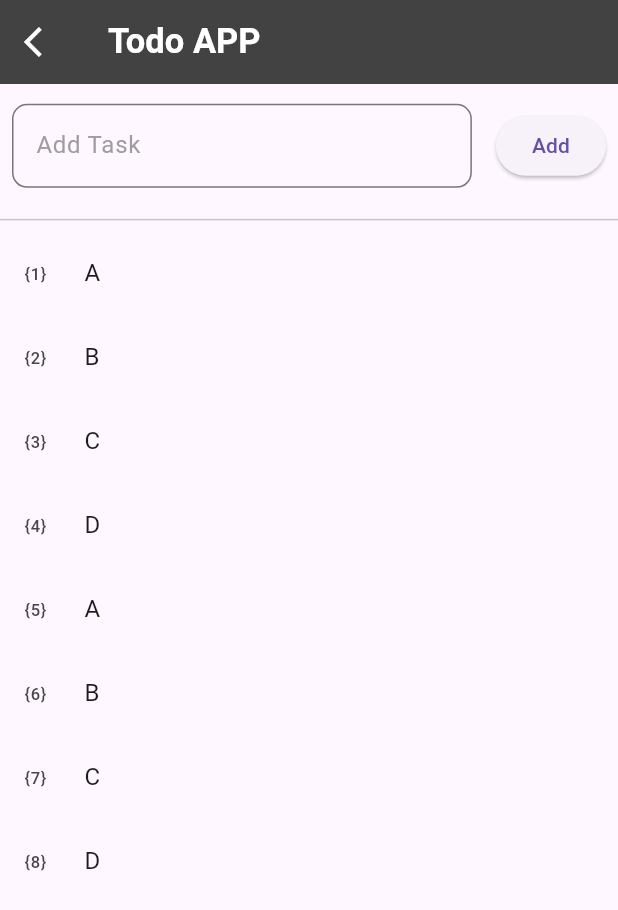
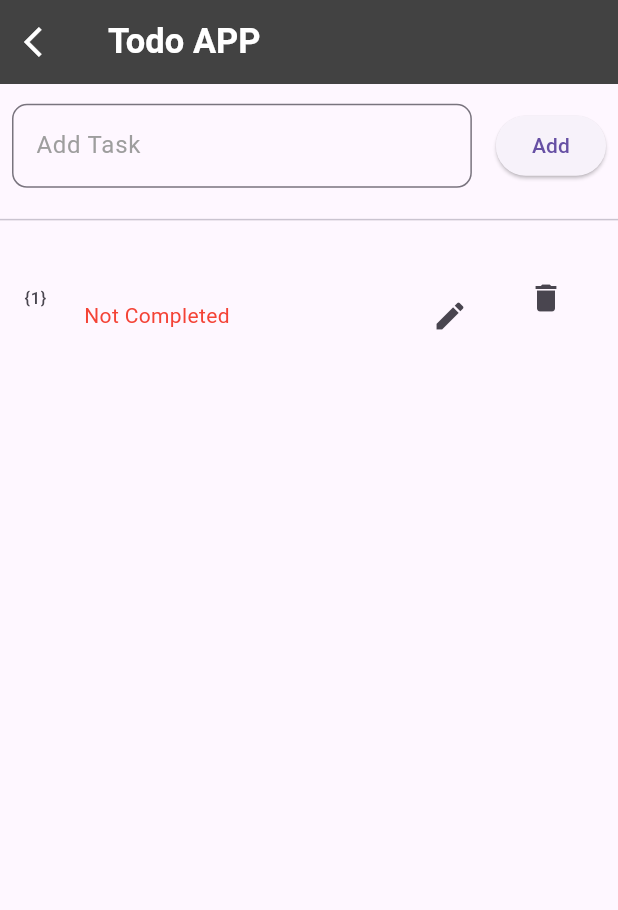
Before and after one commit to dijul2346/Learn-Flutter, a Flutter app: the screen it shows after launch, after a tap on "Add", on a phone screen of 412 x 824 dp. Shown: the top 910 px of the screen. Run offline on Flutter 3.47's test engine with Material 3 defaults, Android fonts, the phone set to English and light mode, and no system bars.

Commit message:
Added functions

```diff
--- a/lib/presentation/todohome.dart
+++ b/lib/presentation/todohome.dart
@@ -9,16 +9,11 @@ class ScreenTodo extends StatefulWidget {
 }
 
 class _ScreenTodoState extends State<ScreenTodo> {
-  List<TodoModel> todoList = [
-    TodoModel(taskId: '1', taskName: 'A', taskStatus: '0'),
-    TodoModel(taskId: '2', taskName: 'B', taskStatus: '0'),
-    TodoModel(taskId: '3', taskName: 'C', taskStatus: '0'),
-    TodoModel(taskId: '4', taskName: 'D', taskStatus: '0'),
-    TodoModel(taskId: '5', taskName: 'A', taskStatus: '0'),
-    TodoModel(taskId: '6', taskName: 'B', taskStatus: '0'),
-    TodoModel(taskId: '7', taskName: 'C', taskStatus: '0'),
-    TodoModel(taskId: '8', taskName: 'D', taskStatus: '0'),
-  ];
+  List<TodoModel> todoList = [];
+  final todoController = TextEditingController();
+  int id = 0;
+  int editFlag = 0;
+  String editId = '0';
   @override
   Widget build(BuildContext context) {
     return Scaffold(
@@ -45,7 +40,7 @@ class _ScreenTodoState extends State<ScreenTodo> {
                   child: Padding(
                     padding: const EdgeInsets.all(8.0),
                     child: TextFormField(
-                      //controller: nameController,
+                      controller: todoController,
                       validator: (value) {
                         if (value == null || value.isEmpty) {
                           return 'Name Cannot be empty!';
@@ -66,8 +61,23 @@ class _ScreenTodoState extends State<ScreenTodo> {
                 Padding(
                   padding: const EdgeInsets.all(8.0),
                   child: ElevatedButton(
-                    onPressed: () {},
-                    child: const Text("Add"),
+                    onPressed: () {
+                      addTask();
+                      TodoModel t = TodoModel(
+                          taskId: id.toString(),
+                          taskName: todoController.text,
+                          taskStatus: '0');
+                      id = id + 1;
+                      setState(() {
+                        todoList.add(t);
+                        editFlag == 0;
+                        editTask(editId, todoController.text);
+
+                      });
+
+
+                    },
+                    child: Text(editFlag == 0 ? 'Add' : 'Save'),
                   ),
                 ),
               ],
@@ -79,8 +89,39 @@ class _ScreenTodoState extends State<ScreenTodo> {
             child: ListView.builder(
               itemBuilder: (context, index) {
                 return ListTile(
-                  leading: Text({index+1}.toString()),
+                  onTap: () {
+                    changeStatus(todoList[index].taskId);
+                  },
+                  leading: Text({index + 1}.toString()),
                   title: Text(todoList[index].taskName),
+                  subtitle: Row(
+                    children: [
+                      Text(
+                        todoList[index].taskStatus == '0'
+                            ? 'Not Completed'
+                            : 'Completed',
+                        style: TextStyle(
+                            color: todoList[index].taskStatus == '0'
+                                ? Colors.red
+                                : Colors.green),
+                      ),
+                      Spacer(),
+                      IconButton(
+                          onPressed: () {
+                            setState(() {
+                              todoController.text = todoList[index].taskName;
+                              editFlag = 1;
+                              editId = todoList[index].taskId;
+                            });
+                          },
+                          icon: Icon(Icons.edit))
+                    ],
+                  ),
+                  trailing: IconButton(
+                      onPressed: () {
+                        deleteTask(todoList[index].taskId);
+                      },
+                      icon: Icon(Icons.delete)),
                 );
               },
               itemCount: todoList.length,
@@ -90,4 +131,32 @@ class _ScreenTodoState extends State<ScreenTodo> {
       )),
     );
   }
+
+  void addTask() {}
+
+  void changeStatus(String id) {
+    setState(() {
+      for (var doc in todoList) {
+        if (doc.taskId == id) {
+          doc.taskStatus == '0' ? doc.taskStatus = '1' : doc.taskStatus = '0';
+        }
+      }
+    });
+  }
+
+  void deleteTask(String id) {
+    setState(() {
+      todoList.removeWhere((todo) => todo.taskId == id);
+    });
+  }
+
+  void editTask(String id, String taskName) {
+    setState(() {
+      for (var doc in todoList) {
+        if (doc.taskId == id) {
+          doc.taskName = taskName;
+        }
+      }
+    });
+  }
 }
```
